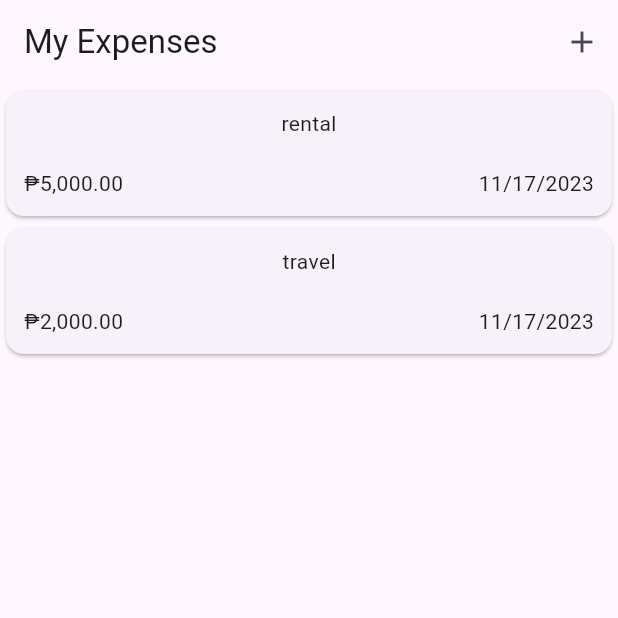
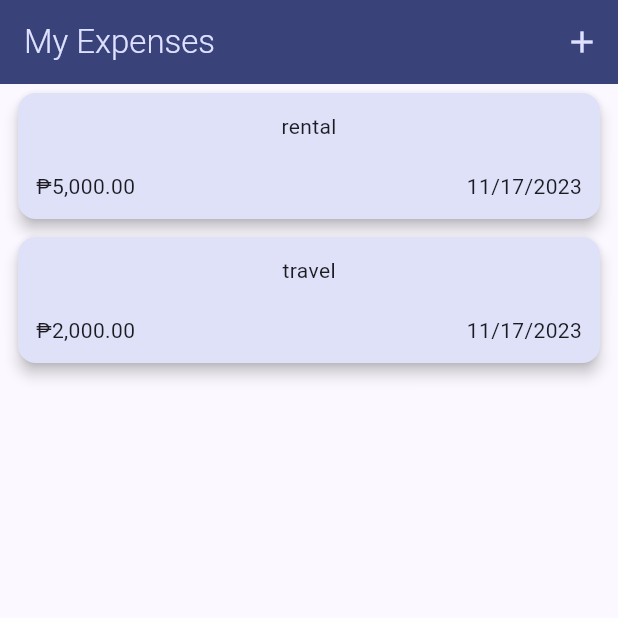
Before and after one commit to arnirie/mad_expensestracker_3c, a Flutter app: the screen it shows after launch, on a phone screen of 412 x 824 dp, the top half of it. Run offline on Flutter 3.47's test engine with Material 2 defaults, Android fonts, the phone set to English and light mode, and no system bars; our stand-ins replace gap.

Commit message:
update part3

```diff
--- a/lib/components/expenses_list_view.dart
+++ b/lib/components/expenses_list_view.dart
@@ -4,9 +4,11 @@
 import 'package:mad1_expensestracker_3c/models/expenses_item.dart';
 
 class ExpensesListView extends StatelessWidget {
-  ExpensesListView({super.key, required this.expensesList});
+  ExpensesListView(
+      {super.key, required this.expensesList, required this.removeItem});
 
   List<ExpensesItem> expensesList;
+  Function(ExpensesItem item) removeItem;
 
   @override
   Widget build(BuildContext context) {
@@ -14,7 +16,32 @@
     var amount_format = NumberFormat.currency(symbol: '₱', decimalDigits: 2);
     return ListView.builder(
       itemCount: expensesList.length,
-      itemBuilder: (_, index) => Card(
+      itemBuilder: (_, index) => Dismissible(
+        key: ValueKey(expensesList[index].id),
+        background: Container(
+          color: Colors.red,
+          alignment: Alignment.centerRight,
+          padding: const EdgeInsets.only(right: 12),
+          child: const Icon(
+            Icons.delete,
+            color: Colors.white,
+          ),
+        ),
+        // secondaryBackground: Container(
+        //   color: Colors.blue,
+        // ),
+        onDismissed: (direction) {
+          print(direction);
+          if (direction == DismissDirection.startToEnd) {
+            //delete
+          } else {
+            //archive
+          }
+          //remove
+          removeItem(expensesList[index]);
+        },
+        direction: DismissDirection.endToStart,
+        child: Card(
           child: Padding(
             padding: const EdgeInsets.all(12.0),
             child: Column(
@@ -32,6 +59,7 @@
             ),
           ),
         ),
+      ),
     );
   }
 }
--- a/lib/main.dart
+++ b/lib/main.dart
@@ -2,18 +2,45 @@
 import 'package:mad1_expensestracker_3c/screens/expenses_list.dart';
 
 void main() {
-  runApp(const ExpensesTrackerApp());
+  runApp(ExpensesTrackerApp());
 }
 
 class ExpensesTrackerApp extends StatelessWidget {
-  const ExpensesTrackerApp({super.key});
+  ExpensesTrackerApp({super.key});
+
+  final colorScheme = ColorScheme.fromSeed(seedColor: Color(0xFF001B79));
 
   @override
   Widget build(BuildContext context) {
     return MaterialApp(
       theme: ThemeData(
-        useMaterial3: true,
-      ),
+          useMaterial3: true,
+          // scaffoldBackgroundColor: Colors.red,
+          colorScheme: colorScheme,
+          appBarTheme: AppBarTheme(
+            backgroundColor: colorScheme.onPrimaryContainer,
+            foregroundColor: colorScheme.primaryContainer,
+          ),
+          elevatedButtonTheme: ElevatedButtonThemeData(
+            style: ElevatedButton.styleFrom(
+                backgroundColor: colorScheme.onPrimaryContainer,
+                foregroundColor: colorScheme.onPrimary),
+          ),
+          cardTheme: CardTheme(
+            color: colorScheme.secondaryContainer,
+            elevation: 4,
+            margin: const EdgeInsets.symmetric(
+              horizontal: 12,
+              vertical: 6,
+            ),
+          ),
+          textTheme: TextTheme(
+            titleLarge: TextStyle(
+              fontWeight: FontWeight.w300,
+              fontSize: 22,
+              color: colorScheme.onSecondaryContainer,
+            ),
+          )),
       debugShowCheckedModeBanner: false,
       home: ExpensesListScreen(),
     );
--- a/lib/screens/expenses_list.dart
+++ b/lib/screens/expenses_list.dart
@@ -16,9 +16,50 @@
     ExpensesItem(description: 'travel', amount: 2000, date: DateTime.now()),
   ];
 
-  void addExpensesItem(ExpensesItem expense) {
-    _expensesList.add(expense);
-    setState(() {});
+  void addExpensesItem(ExpensesItem item) {
+    setState(() {
+      _expensesList.add(item);
+      ScaffoldMessenger.of(context).showSnackBar(
+        SnackBar(
+          content: const Text('A new entry was added.'),
+          action: SnackBarAction(
+            label: 'Undo',
+            onPressed: () => undoAddExpensesItem(item),
+          ),
+        ),
+      );
+    });
+  }
+
+  void undoAddExpensesItem(ExpensesItem item) {
+    setState(() {
+      _expensesList.remove(item);
+    });
+  }
+
+  void removeExpensesItem(ExpensesItem item) {
+    //get the index first
+    var index = _expensesList.indexOf(item);
+    setState(() {
+      _expensesList.remove(item);
+    });
+    print('list count: ${_expensesList.length}');
+    ScaffoldMessenger.of(context).showSnackBar(
+      SnackBar(
+        content: const Text('Item removed'),
+        action: SnackBarAction(
+          label: 'Undo',
+          onPressed: () => undoRemoveExpenseItem(item, index),
+        ),
+      ),
+    );
+  }
+
+  void undoRemoveExpenseItem(ExpensesItem item, int index) {
+    setState(() {
+      //_expensesList.add(item);
+      _expensesList.insert(index, item);
+    });
   }
 
   void showItemsEntry() {
@@ -27,11 +68,13 @@
       builder: (_) => ExpensesEntry(
         addItem: addExpensesItem,
       ),
+      isScrollControlled: true,
     );
   }
 
   @override
   Widget build(BuildContext context) {
+    var width = MediaQuery.of(context).size.width;
     return Scaffold(
       appBar: AppBar(
         title: const Text('My Expenses'),
@@ -45,9 +88,20 @@
       body: Column(
         children: [
           Expanded(
-            child: ExpensesListView(
-              expensesList: _expensesList,
-            ),
+            child: _expensesList.isNotEmpty
+                ? ExpensesListView(
+                    expensesList: _expensesList,
+                    removeItem: removeExpensesItem,
+                  )
+                : Center(
+                    child: Opacity(
+                      opacity: 0.3,
+                      child: Image.asset(
+                        'assets/images/empty_list.png',
+                        width: width * .25,
+                      ),
+                    ),
+                  ),
           ),
         ],
       ),
```
Also changed, not shown: lib/components/expenses_entry.dart (+56 -12 lines), pubspec.yaml (+4 -6 lines), assets/images/empty_list.png (added). Lines whose indentation alone changed are shown as unchanged.
